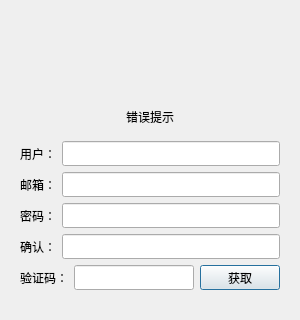
This is chatroom/registerdialog.ui in Xiangdangdang1/chatroom as Qt 5 draws it before an edit; both pictures show x 0 to 300 and y 0 to 320 of the 300 by 500 pixel window. The edited form follows.
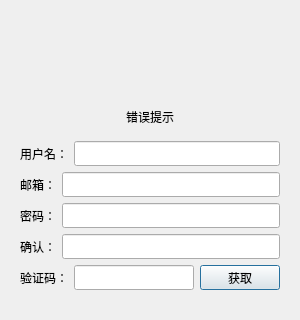
This is the edited form.

```diff
--- a/chatroom/registerdialog.ui
+++ b/chatroom/registerdialog.ui
@@ -78,7 +78,7 @@
               </size>
              </property>
              <property name="text">
-              <string>用户：</string>
+              <string>用户名：</string>
              </property>
             </widget>
            </item>
```
